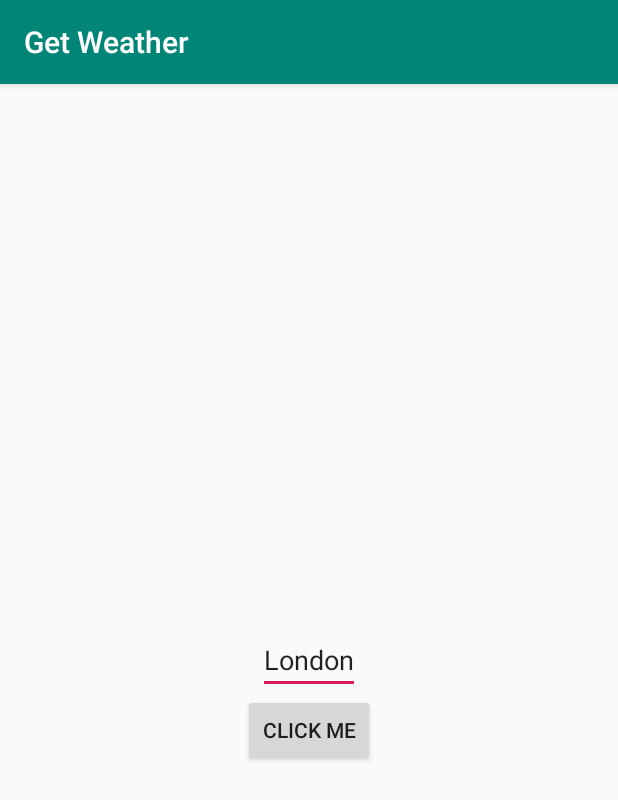
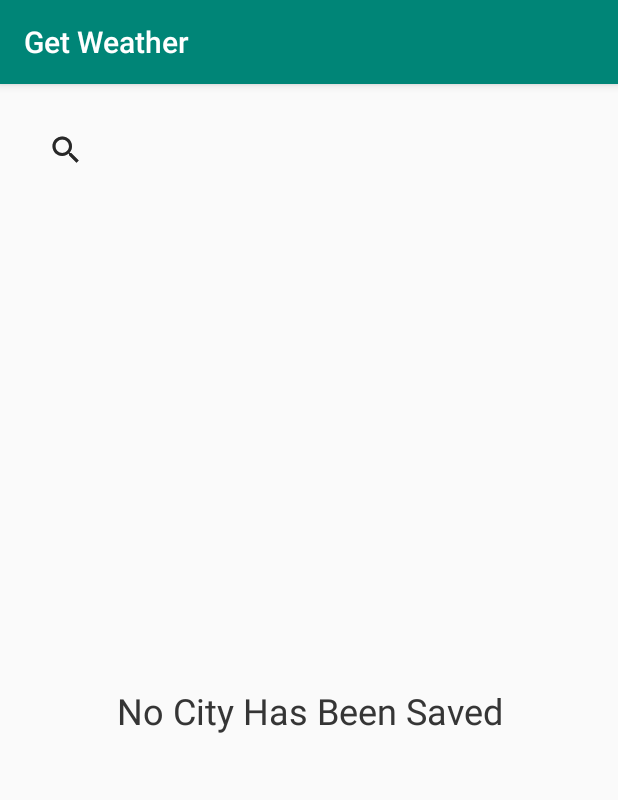
Before and after one commit to navinpd/WeatherLocator, an Android app: the screen it shows after launch (MainActivity), on a phone screen of 412 x 824 dp. Shown: the top 800 px of the screen. Run offline under Robolectric (Android 15) with nearby library versions, the phone set to English and light mode, and no system bars; our stand-ins replace Dagger/Hilt's generated code, RxJava; libraries missing offline, so code that uses them is left out: com.jakewharton.retrofit2; 3 statements that could not run were skipped.

Commit message:
Added CityQueryFragment & CityDetailsFragment. Basic UI for frgments added. SearchQuery for text is updated. Image downloaded SDK included to load weatherURL into imageView. TODO: Inclusion of recyclerView and adapter onClick is pending.

```diff
--- a/app/build.gradle
+++ b/app/build.gradle
@@ -31,6 +31,9 @@ android {
             proguardFiles getDefaultProguardFile('proguard-android-optimize.txt'), 'proguard-rules.pro'
         }
     }
+    kotlinOptions {
+        jvmTarget = '1.8'
+    }
 }
 
 dependencies {
@@ -39,6 +42,7 @@ dependencies {
     implementation 'androidx.appcompat:appcompat:1.1.0'
     implementation 'androidx.core:core-ktx:1.1.0'
     implementation 'androidx.constraintlayout:constraintlayout:1.1.3'
+    implementation "io.coil-kt:coil:0.9.2"
 
     // Dependency injection
     implementation "com.google.dagger:dagger:2.24"
--- a/app/src/main/java/com/navin/downloadfiletest/di/Scope.kt
+++ b/app/src/main/java/com/navin/downloadfiletest/di/Scope.kt
@@ -5,3 +5,7 @@ import javax.inject.Scope
 @Scope
 @Retention(AnnotationRetention.SOURCE)
 annotation class ActivityScope
+
+@Scope
+@Retention(AnnotationRetention.SOURCE)
+annotation class FragmentScope
--- a/app/src/main/java/com/navin/downloadfiletest/di/module/ApplicationModule.kt
+++ b/app/src/main/java/com/navin/downloadfiletest/di/module/ApplicationModule.kt
@@ -21,7 +21,7 @@ class ApplicationModule(private val application: MyApplication) {
     }
 
     @Provides
-    fun provideCompositDisposable(): CompositeDisposable {
+    fun provideCompositeDisposable(): CompositeDisposable {
         return CompositeDisposable()
     }
 
--- /dev/null
+++ b/app/src/main/java/com/navin/downloadfiletest/di/module/FragmentModule.kt
@@ -0,0 +1,16 @@
+package com.navin.downloadfiletest.di.module
+
+import android.content.Context
+import androidx.fragment.app.Fragment
+import com.navin.downloadfiletest.di.ActivityContext
+import com.navin.downloadfiletest.ui.fragment.BaseFragment
+import dagger.Module
+import dagger.Provides
+
+@Module
+class FragmentModule(private val fragment: BaseFragment) {
+
+    @ActivityContext
+    @Provides
+    fun provideContext(): Context = fragment.context!!
+}
--- a/app/src/main/java/com/navin/downloadfiletest/ui/MainActivity.kt
+++ b/app/src/main/java/com/navin/downloadfiletest/ui/MainActivity.kt
@@ -1,27 +1,18 @@
 package com.navin.downloadfiletest.ui
 
 import android.os.Bundle
-import android.util.Log
-import android.widget.Button
-import android.widget.EditText
 import androidx.appcompat.app.AppCompatActivity
-import androidx.lifecycle.Observer
 import com.navin.downloadfiletest.MyApplication
 import com.navin.downloadfiletest.R
-import com.navin.downloadfiletest.data.remote.NetworkService
 import com.navin.downloadfiletest.di.component.DaggerActivityComponent
 import com.navin.downloadfiletest.di.module.ActivityModule
-import io.reactivex.disposables.CompositeDisposable
-import javax.inject.Inject
+import com.navin.downloadfiletest.ui.fragment.CityDetailsFragment
+import com.navin.downloadfiletest.ui.fragment.CityQueryFragment
 
 class MainActivity : AppCompatActivity() {
 
-    @Inject
-    lateinit var networkService: NetworkService
-
-    @Inject
-    lateinit var compositeDisposable: CompositeDisposable
-    lateinit var mainViewModel: MainViewModel
+    private val fragmentManager = supportFragmentManager
+    private val fragmentTransaction = fragmentManager.beginTransaction()
 
     companion object {
         const val TAG = "MainViewActivity"
@@ -31,23 +22,17 @@ class MainActivity : AppCompatActivity() {
         getDependencies()
         super.onCreate(savedInstanceState)
         setContentView(R.layout.activity_main)
-        mainViewModel = MainViewModel(compositeDisposable, networkService)
 
-
-        findViewById<Button>(R.id.search_bt).setOnClickListener {
-            mainViewModel.getSearchResult(findViewById<EditText>(R.id.search_et).text.toString())
-        }
-
-        mainViewModel.getSearchResults.observe(this, Observer {
-            Log.d(TAG, it.toString())
-        })
+        val fragment = CityQueryFragment()
+        fragmentTransaction.add(R.id.fragment_container, fragment)
+        fragmentTransaction.commit()
     }
 
-    override fun onDestroy() {
-        super.onDestroy()
-        mainViewModel.onDestroy()
+    fun launchCityQuery(city : String) {
+        val cityDetailsFragment = CityDetailsFragment.newInstance(city)
+        fragmentTransaction.replace(R.id.fragment_container, cityDetailsFragment)
+        fragmentTransaction.commit()
     }
-
 
     private fun getDependencies() {
         DaggerActivityComponent
--- /dev/null
+++ b/app/src/main/java/com/navin/downloadfiletest/ui/fragment/BaseFragment.kt
@@ -0,0 +1,7 @@
+package com.navin.downloadfiletest.ui.fragment
+
+import androidx.fragment.app.Fragment
+
+open class BaseFragment : Fragment() {
+
+}
--- /dev/null
+++ b/app/src/main/java/com/navin/downloadfiletest/ui/fragment/CityQueryFragment.kt
@@ -0,0 +1,123 @@
+package com.navin.downloadfiletest.ui.fragment
+
+import android.os.Bundle
+import android.os.Handler
+import android.util.Log
+import android.view.LayoutInflater
+import android.view.View
+import android.view.ViewGroup
+import android.widget.SearchView
+import androidx.lifecycle.Observer
+import com.navin.downloadfiletest.MyApplication
+import com.navin.downloadfiletest.R
+import com.navin.downloadfiletest.di.component.DaggerFragmentComponent
+import com.navin.downloadfiletest.di.module.FragmentModule
+import com.navin.downloadfiletest.ui.MainActivity
+import javax.inject.Inject
+
+
+class CityQueryFragment : BaseFragment() {
+
+    @Inject
+    lateinit var cityQueryViewModel: CityQueryViewModel
+
+    private lateinit var searchListView: View
+    private lateinit var searchView: SearchView
+    private lateinit var selectableListView: View
+
+    private var queryString: String = ""
+    private val handler: Handler = Handler()
+    private var listOfCity: List<String> = listOf()
+
+    companion object {
+        const val TAG = "CityQueryFragment"
+    }
+
+    override fun onCreate(savedInstanceState: Bundle?) {
+        super.onCreate(savedInstanceState)
+        getDependencies()
+    }
+
+
+    override fun onCreateView(
+        inflater: LayoutInflater,
+        container: ViewGroup?,
+        savedInstanceState: Bundle?
+    ): View? {
+        return inflater.inflate(R.layout.fragment_query_city, container, false)
+    }
+
+    override fun onViewCreated(view: View, savedInstanceState: Bundle?) {
+        searchListView = view.findViewById<View>(R.id.selectable_city_rv)
+        selectableListView = view.findViewById<View>(R.id.search_view_rv)
+        searchView = view.findViewById(R.id.search_sv)
+
+        cityQueryViewModel.getSearchResults.observe(viewLifecycleOwner, Observer {
+            if (!it.result.isNullOrEmpty()) {
+                //Clear List items
+                listOfCity = listOf()
+
+                val size: Int = it.result.size
+                while (size > 0) {
+                    // Put list items in list
+                    Log.d(TAG, it.result.get(size - 1).areaName.__cdata)
+                    listOfCity.toMutableList().add(it.result.get(size - 1).areaName.__cdata)
+                }
+
+                // for test delay 2S and query for city weather
+                handler.postDelayed({
+
+                    getCityDetail(listOfCity[0])
+
+                }, 2000)
+            }
+        })
+
+        searchView.setOnQueryTextListener(object : SearchView.OnQueryTextListener {
+            override fun onQueryTextSubmit(var1: String?): Boolean {
+                return false
+            }
+
+            override fun onQueryTextChange(searchTerm: String?): Boolean {
+                queryString = searchTerm!!
+                handler.removeCallbacksAndMessages(null)
+
+                handler.postDelayed(Runnable {
+                    //Put your call to the server here (with mQueryString)
+
+                    if (!queryString.isNullOrEmpty())
+                        cityQueryViewModel.getSearchResult(queryString!!)
+                }, 400)
+                return true
+            }
+
+        })
+
+        super.onViewCreated(view, savedInstanceState)
+    }
+
+    private fun getCityDetail(cityName: String) {
+        (activity as MainActivity).launchCityQuery(cityName)
+    }
+
+
+    override fun onDestroy() {
+        super.onDestroy()
+        cityQueryViewModel.onDestroy()
+    }
+
+
+    private// to suppress null pointer exception warning
+    fun getDependencies() {
+        DaggerFragmentComponent
+            .builder()
+            .applicationComponent(
+                (context!!
+                    .applicationContext as MyApplication).applicationComponent
+            )
+            .fragmentModule(FragmentModule(this)) // this is shown as deprecated as no instance provided by it is being injected
+            .build()
+            .inject(this)
+    }
+
+}
--- /dev/null
+++ b/app/src/main/java/com/navin/downloadfiletest/ui/fragment/CityQueryViewModel.kt
@@ -0,0 +1,41 @@
+package com.navin.downloadfiletest.ui.fragment
+
+import android.util.Log
+import androidx.lifecycle.MutableLiveData
+import androidx.lifecycle.ViewModel
+import com.navin.downloadfiletest.data.remote.NetworkService
+import com.navin.downloadfiletest.data.remote.response.search_response.Search_api
+import com.navin.downloadfiletest.di.FragmentScope
+import com.navin.downloadfiletest.ui.MainActivity
+import io.reactivex.disposables.CompositeDisposable
+import io.reactivex.schedulers.Schedulers
+import javax.inject.Inject
+
+@FragmentScope
+class CityQueryViewModel  @Inject constructor(
+    private val compositeDisposable: CompositeDisposable,
+    private val networkService: NetworkService) : ViewModel() {
+
+    val getSearchResults = MutableLiveData<Search_api>()
+
+    fun getSearchResult(query: String) {
+        compositeDisposable.add(
+            networkService.doSearchCity(queryText = query, numOfResults = 4)
+                .subscribeOn(Schedulers.io())
+                .subscribe(
+                    {
+                        getSearchResults.postValue(it.search_api)
+                    },
+                    {
+                        Log.d(MainActivity.TAG, it.toString())
+                    }
+                )
+        )
+    }
+
+
+    fun onDestroy() {
+        compositeDisposable.clear()
+    }
+
+}
--- a/app/src/main/res/layout/activity_main.xml
+++ b/app/src/main/res/layout/activity_main.xml
@@ -6,24 +6,32 @@
     android:layout_height="match_parent"
     tools:context=".ui.MainActivity">
 
-    <EditText
-        android:id="@+id/search_et"
-        android:layout_width="wrap_content"
-        android:layout_height="wrap_content"
-        android:text="London"
-        app:layout_constraintBottom_toBottomOf="parent"
-        app:layout_constraintLeft_toLeftOf="parent"
-        app:layout_constraintRight_toRightOf="parent"
-        app:layout_constraintTop_toTopOf="parent" />
+    <androidx.fragment.app.FragmentContainerView
+        android:id="@+id/fragment_container"
+        android:name="com.navin.downloadfiletest.ui.fragment.CityQueryFragment"
+        android:layout_width="match_parent"
+        android:layout_height="match_parent" />
 
-    <Button
-        android:id="@+id/search_bt"
-        android:layout_width="wrap_content"
-        android:layout_height="wrap_content"
-        android:text="Click Me"
-        app:layout_constraintEnd_toEndOf="parent"
-        app:layout_constraintStart_toStartOf="parent"
-        app:layout_constraintTop_toBottomOf="@id/search_et" />
+
+<!--    <EditText-->
+<!--        android:id="@+id/search_et"-->
+<!--        android:layout_width="wrap_content"-->
+<!--        android:layout_height="wrap_content"-->
+<!--        android:text="London"-->
+<!--        app:layout_constraintBottom_toBottomOf="parent"-->
+<!--        app:layout_constraintLeft_toLeftOf="parent"-->
+<!--        app:layout_constraintRight_toRightOf="parent"-->
+<!--        app:layout_constraintTop_toTopOf="parent"-->
+<!--        android:inputType="text" />-->
+
+<!--    <Button-->
+<!--        android:id="@+id/search_bt"-->
+<!--        android:layout_width="wrap_content"-->
+<!--        android:layout_height="wrap_content"-->
+<!--        android:text="Click Me"-->
+<!--        app:layout_constraintEnd_toEndOf="parent"-->
+<!--        app:layout_constraintStart_toStartOf="parent"-->
+<!--        app:layout_constraintTop_toBottomOf="@id/search_et" />-->
 
 
 </androidx.constraintlayout.widget.ConstraintLayout>
--- /dev/null
+++ b/app/src/main/res/layout/fragment_query_city.xml
@@ -0,0 +1,50 @@
+<?xml version="1.0" encoding="utf-8"?>
+<androidx.constraintlayout.widget.ConstraintLayout xmlns:android="http://schemas.android.com/apk/res/android"
+    xmlns:app="http://schemas.android.com/apk/res-auto"
+    android:layout_width="match_parent"
+    android:layout_height="match_parent">
+
+    <SearchView
+        android:id="@+id/search_sv"
+        android:layout_width="match_parent"
+        android:layout_height="wrap_content"
+        android:layout_marginStart="20dp"
+        android:layout_marginTop="20dp"
+        android:layout_marginEnd="20dp"
+        android:inputType="text"
+        app:layout_constraintEnd_toEndOf="parent"
+        app:layout_constraintStart_toStartOf="parent"
+        app:layout_constraintTop_toTopOf="parent" />
+
+    <view
+        android:id="@+id/search_view_rv"
+        class="androidx.appcompat.app.AlertController$RecycleListView"
+        android:layout_width="240dp"
+        android:layout_height="0dp"
+        android:layout_marginStart="20dp"
+        app:layout_constraintStart_toStartOf="parent"
+        app:layout_constraintTop_toBottomOf="@id/search_sv">
+
+    </view>
+
+    <view
+        android:id="@+id/selectable_city_rv"
+        class="androidx.appcompat.app.AlertController$RecycleListView"
+        android:layout_width="match_parent"
+        android:layout_height="0dp"
+        app:layout_constraintBottom_toBottomOf="parent"
+        app:layout_constraintEnd_toEndOf="parent"
+        app:layout_constraintStart_toStartOf="parent"
+        app:layout_constraintTop_toBottomOf="@id/search_sv" />
+
+    <TextView
+        android:id="@+id/no_result_text"
+        android:layout_width="match_parent"
+        android:layout_height="0dp"
+        android:gravity="center"
+        android:text="No City Has Been Saved"
+        android:textSize="24sp"
+        app:layout_constraintBottom_toBottomOf="parent"
+        app:layout_constraintTop_toBottomOf="@id/search_sv" />
+
+</androidx.constraintlayout.widget.ConstraintLayout>
--- a/app/src/main/res/values/strings.xml
+++ b/app/src/main/res/values/strings.xml
@@ -1,3 +1,9 @@
 <resources>
     <string name="app_name">Get Weather</string>
+
+<!--    City Details -->
+    <string name="in_degree_c">%1$s in degreeC</string>
+    <string name="humidity">%1$s humidity</string>
+
+
 </resources>
```
Also changed, not shown: app/src/main/java/com/navin/downloadfiletest/di/component/FragmentComponent.kt (added, +15 -0 lines), app/src/main/java/com/navin/downloadfiletest/ui/MainViewModel.kt (+25 -30 lines), app/src/main/java/com/navin/downloadfiletest/ui/fragment/CityDetailsFragment.kt (added, +102 -0 lines), app/src/main/java/com/navin/downloadfiletest/ui/fragment/CityDetailsViewModel.kt (added, +41 -0 lines), app/src/main/res/layout/fragment_city_details.xml (added, +31 -0 lines), app/src/main/res/drawable/weather_icon.png (added).
